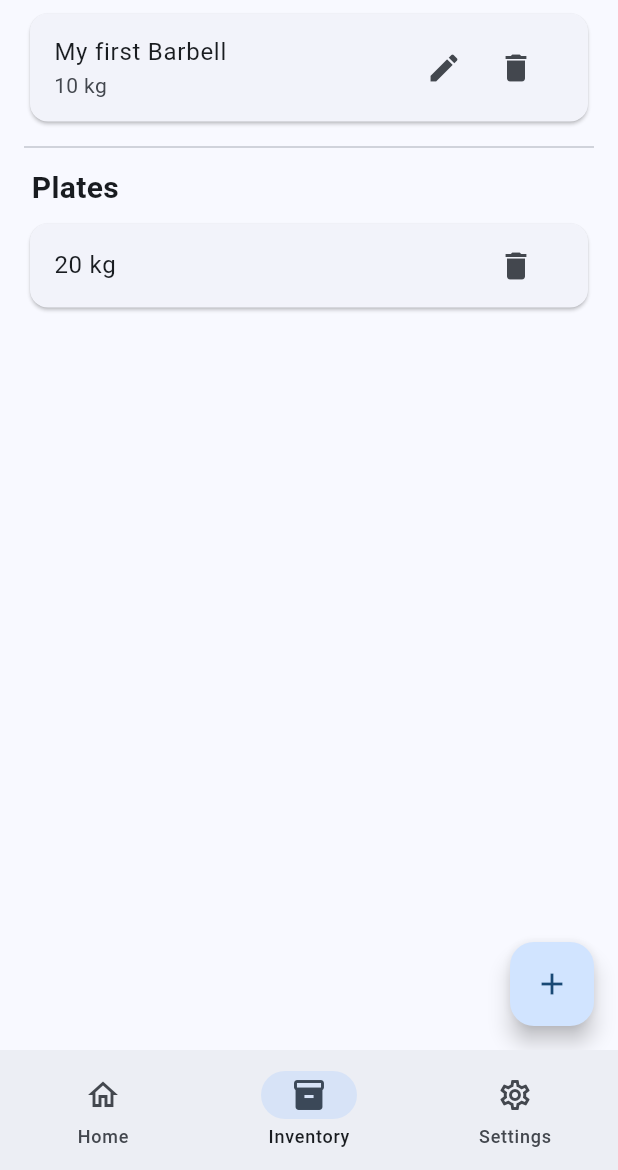
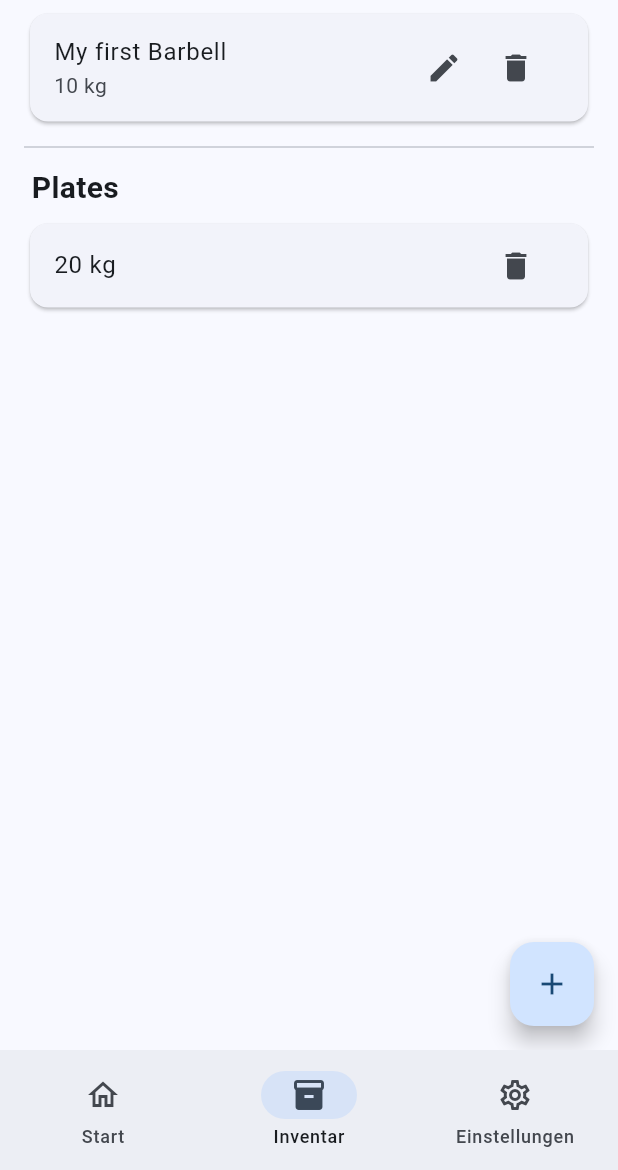
Before and after one commit to ThePi2K/BarbellCalc, a Flutter app: the screen it shows after launch, item 2 of the bottom bar chosen, on a phone screen of 412 x 824 dp, the part 66-1236 px from its top. Run offline on Flutter 3.47's test engine with Material 3 defaults, Android fonts, the phone set to English and light mode, and no system bars; our stand-ins replace flutter_colorpicker, flutter_svg, shared_preferences; generated files the repository leaves out were written again.

Commit message:
added localization to main + navigation

```diff
--- a/barbell_calc/lib/main.dart
+++ b/barbell_calc/lib/main.dart
@@ -69,6 +69,7 @@ class _MyAppState extends State<MyApp> {
         GlobalWidgetsLocalizations.delegate,
         GlobalCupertinoLocalizations.delegate,
       ],
+      locale: Locale('de'),
       supportedLocales: const [
         Locale('en'),
         Locale('de'),
@@ -121,21 +122,21 @@ class _HomePageState extends State<HomePage> {
           });
         },
         selectedIndex: currentPageIndex,
-        destinations: const <Widget>[
+        destinations:  <Widget>[
           NavigationDestination(
-            selectedIcon: Icon(Icons.home),
-            icon: Icon(Icons.home_outlined),
-            label: 'Home',
+            selectedIcon: const Icon(Icons.home),
+            icon: const Icon(Icons.home_outlined),
+            label: AppLocalizations.of(context)!.home,
           ),
           NavigationDestination(
-            selectedIcon: Icon(Icons.inventory),
-            icon: Icon(Icons.inventory_2_outlined),
-            label: 'Inventory',
+            selectedIcon: const Icon(Icons.inventory),
+            icon: const Icon(Icons.inventory_2_outlined),
+            label: AppLocalizations.of(context)!.inventory,
           ),
-          NavigationDestination(
-            selectedIcon: Icon(Icons.settings),
-            icon: Icon(Icons.settings_outlined),
-            label: 'Settings',
+           NavigationDestination(
+            selectedIcon: const Icon(Icons.settings),
+            icon: const Icon(Icons.settings_outlined),
+             label: AppLocalizations.of(context)!.settings,
           ),
         ],
       ),
```
